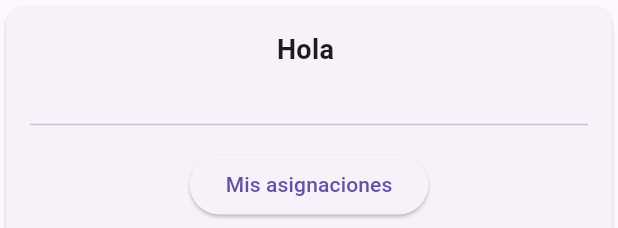
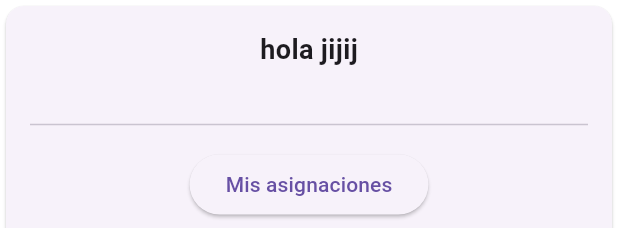
Before and after one commit to eigarces1/ChildFund-FrontEnd-Movil, a Flutter app: the EvaluatorPage widget shown alone on an empty page, opened directly, after a tap on "Mis asignaciones", on a phone screen of 412 x 824 dp. Shown: the top 228 px of the screen. Run offline on Flutter 3.47's test engine with Material 3 defaults, Android fonts, the phone set to English and light mode, and no system bars; missing offline and left inert: dart:js_interop; network calls fail.

Commit message:
Agregadas algunas funciones, toca corregir

```diff
--- /dev/null
+++ b/childfund_evaluation/lib/presentation/screens/evaluator/asignaciones_screen.dart
@@ -0,0 +1,76 @@
+import 'package:childfund_evaluation/utils/models/evaluator.dart';
+import 'package:childfund_evaluation/utils/models/test.dart';
+import 'package:flutter/material.dart';
+import 'package:childfund_evaluation/utils/api_service.dart';
+import 'package:childfund_evaluation/system/globals.dart';
+
+class AsignacionesPage extends StatefulWidget {
+  @override
+  _AsignacionesState createState() => _AsignacionesState();
+}
+
+class _AsignacionesState extends State<AsignacionesPage> {
+  Future<dynamic>? _data;
+
+  @override
+  void initState() {
+    super.initState();
+    _getData();
+  }
+
+  Future<void> _getData() async {
+    List<Test> tests = [];
+    _data = ApiService.getAsignaciones(evGlobal.officerId, tokenGlobal);
+    _data?.then((data) {
+      for (int i = 0; i < data.length; i++) {
+        /*tests.add(Test(
+            testId: data[i]['test_id'],
+            childId: data[i]['child_id'],
+            officerId: data[i]['officer_id'],
+            responses: data[i]['responses'],
+            developmentRatio: data[i]['development_ratio'],
+            updated: data[i]['updated_at'],
+            created: data[i]['created_at'],
+            childName: data[i]['child_name'],
+            cildLastname: data[i]['child_lastname'],
+            stage: data[i]['stage'],
+            assignedDate: data[i]['assigned_date']));*/
+        print(data[i]);
+      }
+    });
+    print("TESTS:");
+    print(tests);
+  }
+
+  @override
+  Widget build(BuildContext context) {
+    return Card(
+        child: Padding(
+            padding: const EdgeInsets.all(16.0),
+            child: Column(
+              crossAxisAlignment: CrossAxisAlignment.center,
+              children: [
+                Text(
+                  'hola jijij',
+                  style: const TextStyle(
+                    fontSize: 18.0,
+                    fontWeight: FontWeight.bold,
+                  ),
+                ),
+                const SizedBox(height: 8.0),
+                Text(evGlobal.rol),
+                const Divider(),
+                const SizedBox(height: 8.0),
+                ElevatedButton(
+                    onPressed: () {
+                      Navigator.push(
+                        context,
+                        MaterialPageRoute(
+                            builder: (context) => AsignacionesPage()),
+                      );
+                    },
+                    child: const Text('Mis asignaciones'))
+              ],
+            )));
+  }
+}
--- a/childfund_evaluation/lib/presentation/screens/evaluator/evaluator_screen.dart
+++ b/childfund_evaluation/lib/presentation/screens/evaluator/evaluator_screen.dart
@@ -1,5 +1,7 @@
+import 'package:childfund_evaluation/presentation/screens/evaluator/asignaciones_screen.dart';
+import 'package:childfund_evaluation/system/globals.dart';
 import 'package:flutter/material.dart';
-import 'package:childfund_evaluation/system/globals.dart';
+import 'package:childfund_evaluation/utils/api_service.dart';
 
 class EvaluatorPage extends StatelessWidget {
   const EvaluatorPage({Key? key}) : super(key: key);
@@ -24,7 +26,14 @@ class EvaluatorPage extends StatelessWidget {
                 const Divider(),
                 const SizedBox(height: 8.0),
                 ElevatedButton(
-                    onPressed: () {}, child: const Text('Mis asignaciones'))
+                    onPressed: () {
+                      Navigator.push(
+                        context,
+                        MaterialPageRoute(
+                            builder: (context) => AsignacionesPage()),
+                      );
+                    },
+                    child: const Text('Mis asignaciones'))
               ],
             )));
   }
--- a/childfund_evaluation/lib/presentation/widgets/login_form.dart
+++ b/childfund_evaluation/lib/presentation/widgets/login_form.dart
@@ -41,6 +41,8 @@ class _LoginFormState extends State<LoginForm> {
           evGlobal.position = evaluator.position;
           evGlobal.rol = evaluator.rol;
           evGlobal.userId = evaluator.userId;
+          evGlobal.officerId = evaluator.officerId;
+          print(evGlobal.getData());
           Navigator.push(
             context,
             MaterialPageRoute(builder: (context) => EvaluatorPage()),
@@ -68,6 +70,7 @@ class _LoginFormState extends State<LoginForm> {
       print("hola -> error");
     }
   }
+
   Future<dynamic> _getMe(String t) async {
     return ApiService.getMe(t);
   }
--- a/childfund_evaluation/lib/utils/api_service.dart
+++ b/childfund_evaluation/lib/utils/api_service.dart
@@ -1,4 +1,5 @@
 import 'dart:convert';
+import 'dart:js_interop';
 import 'package:http/http.dart' as http;
 import '../utils/models/evaluator.dart';
 import '../utils/models/parent.dart';
@@ -54,7 +55,9 @@ class ApiService {
             lastname: responseData['data']['lastname'],
             identificacion: responseData['data']['identification'],
             phone: responseData['data']['phone'],
-              position: responseData['data']['position'] ?? '', // Aquí se maneja el valor nulo
+            position: responseData['data']['position'] ??
+                '', // Aquí se maneja el valor nulo
+            officerId: responseData['data']['officer_id'],
           );
         } else if (role == 'parent') {
           return Parent(
@@ -65,7 +68,8 @@ class ApiService {
             lastname: responseData['data']['lastname'],
             identificacion: responseData['data']['identification'],
             phone: responseData['data']['phone'],
-              position: responseData['data']['position'] ?? '', // Aquí se maneja el valor nulo
+            position: responseData['data']['position'] ??
+                '', // Aquí se maneja el valor nulo
           );
         }
       }
@@ -74,4 +78,23 @@ class ApiService {
       return null;
     }
   }
+
+  static Future<dynamic> getAsignaciones(int id, String t) async {
+    final url = Uri.parse(
+        'https://escalav2.app/api/test/list_by_last_stage_and_officer_id?last_stage=ASSIGNED&officer_id=$id');
+    final response = await http.get(url, headers: <String, String>{
+      'Content-Type': 'application/json; charset=UTF-8',
+      'Authorization': t,
+    });
+    List<String>? data;
+    if (response.statusCode == 200) {
+      final Map<String, dynamic> responseData = json.decode(response.body);
+      final Map<String, dynamic>? testData = responseData['data'];
+      //print(testData?['tests']);
+      return testData?['tests'];
+    } else {
+      print("Error al conseguir la informacion de los tests");
+      return null;
     }
+  }
+}
--- a/childfund_evaluation/lib/utils/models/evaluator.dart
+++ b/childfund_evaluation/lib/utils/models/evaluator.dart
@@ -7,9 +7,10 @@ class Evaluator {
   String identificacion;
   String phone;
   String position;
+  int officerId;
 
-  Evaluator({
-    required this.userId,
+  Evaluator(
+      {required this.userId,
       required this.rol,
       required this.mail,
       required this.name,
@@ -17,7 +18,7 @@ class Evaluator {
       required this.identificacion,
       required this.phone,
       required this.position,
-  });
+      required this.officerId});
 
   Evaluator.vacio()
       : name = '',
@@ -27,10 +28,10 @@ class Evaluator {
         identificacion = '',
         phone = '',
         position = '',
-        userId = 0;
+        userId = 0,
+        officerId = 0;
 
   String getData() {
-    return 'Usuario {name: $name $lastname, identificacion: $identificacion, rol: $rol, mail: $mail}';
+    return 'Usuario {name: $name $lastname, identificacion: $identificacion, rol: $rol, mail: $mail, officer_id: $officerId}';
   }
-
 }
--- /dev/null
+++ b/childfund_evaluation/lib/utils/models/test.dart
@@ -0,0 +1,27 @@
+class Test {
+  int testId;
+  int childId;
+  int officerId;
+  String responses;
+  int developmentRatio;
+  String updated;
+  String created;
+  String childName;
+  String cildLastname;
+  String stage;
+  String assignedDate;
+
+  Test({
+    required this.testId,
+    required this.childId,
+    required this.officerId,
+    required this.responses,
+    required this.developmentRatio,
+    required this.updated,
+    required this.created,
+    required this.childName,
+    required this.cildLastname,
+    required this.stage,
+    required this.assignedDate,
+  });
+}
```
Lines whose indentation alone changed are shown as unchanged.
